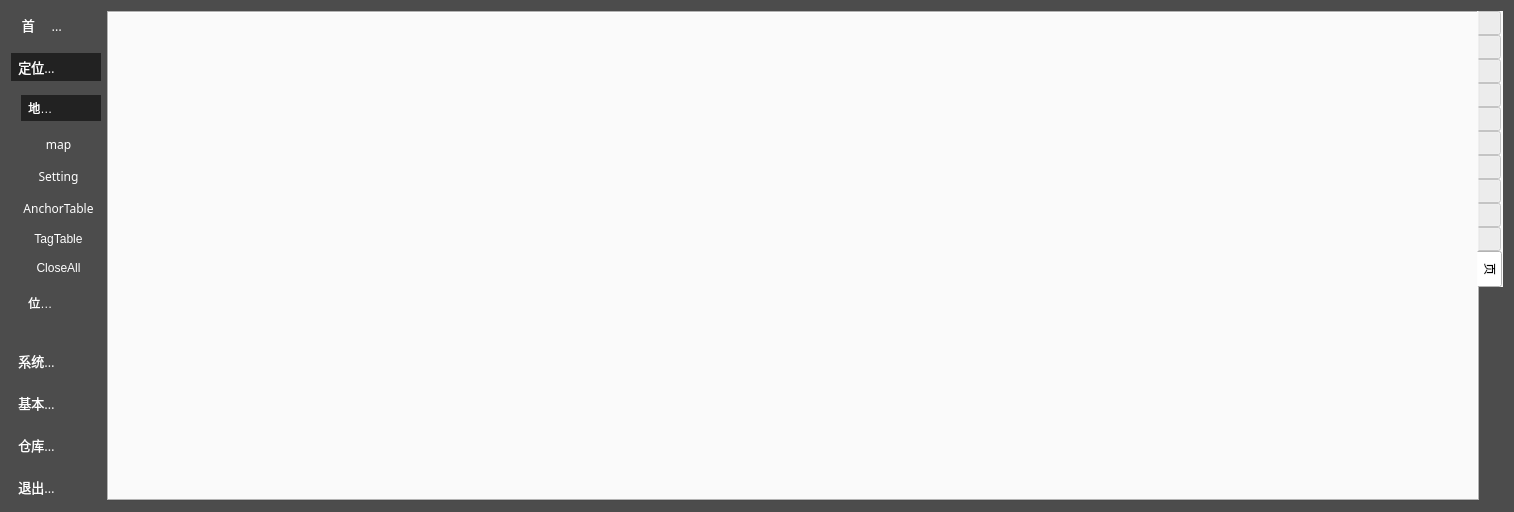
First picture: the form in Deca/views/GraphicsWidget.ui, repository summerfll/wms, before the edit.
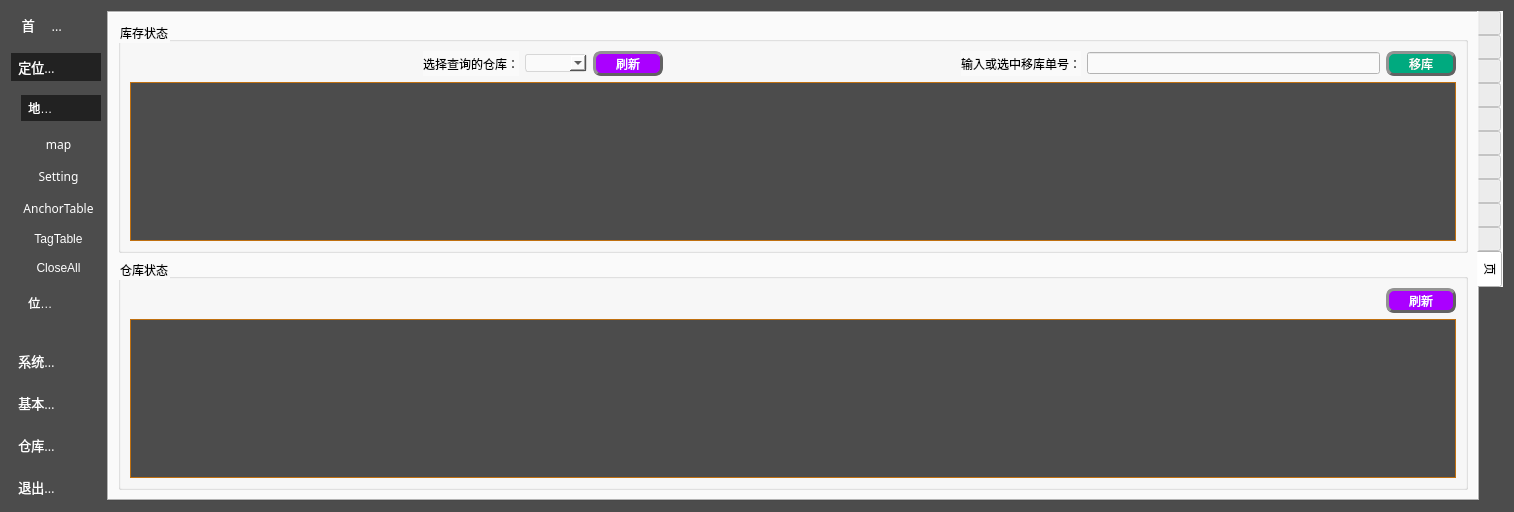
Second picture: the form after the edit. The open tabs and pages were chosen to show the change. Icons and pictures are not drawn. Custom widgets are drawn as their Qt base class.

Commit message: v3.02 增加移库管理

The edit to the form file:
```diff
--- a/Deca/views/GraphicsWidget.ui
+++ b/Deca/views/GraphicsWidget.ui
@@ -4708,6 +4708,274 @@
       <attribute name="title">
        <string>页</string>
       </attribute>
+      <layout class="QVBoxLayout" name="verticalLayout_20">
+       <item>
+        <layout class="QVBoxLayout" name="verticalLayout_17">
+         <item>
+          <widget class="QGroupBox" name="groupBox_17">
+           <property name="title">
+            <string>库存状态</string>
+           </property>
+           <layout class="QVBoxLayout" name="verticalLayout_19">
+            <item>
+             <layout class="QHBoxLayout" name="horizontalLayout_31">
+              <item>
+               <spacer name="horizontalSpacer_21">
+                <property name="orientation">
+                 <enum>Qt::Horizontal</enum>
+                </property>
+                <property name="sizeHint" stdset="0">
+                 <size>
+                  <width>40</width>
+                  <height>20</height>
+                 </size>
+                </property>
+               </spacer>
+              </item>
+              <item>
+               <widget class="QLabel" name="label_79">
+                <property name="text">
+                 <string>选择查询的仓库：</string>
+                </property>
+               </widget>
+              </item>
+              <item>
+               <widget class="QComboBox" name="comboBox_5">
+                <property name="styleSheet">
+                 <string notr="true">QComboBox{border:1px solid #d7d7d7; 
+border-radius: 3px; }
+QListView::item:!selected{
+color: #19649f
+} 
+QListView::item:selected:active{
+background-color: #1275c3
+}
+QListView::item:selected{
+color: white
+}</string>
+                </property>
+               </widget>
+              </item>
+              <item>
+               <widget class="QPushButton" name="pushButton_102">
+                <property name="minimumSize">
+                 <size>
+                  <width>70</width>
+                  <height>25</height>
+                 </size>
+                </property>
+                <property name="maximumSize">
+                 <size>
+                  <width>70</width>
+                  <height>25</height>
+                 </size>
+                </property>
+                <property name="styleSheet">
+                 <string notr="true">QPushButton{
+font: 75 11pt &quot;微软雅黑&quot;;
+color:rgb(255, 255, 255);
+background-color:rgb(170, 0, 255);
+border-radius: 8px;
+border: 3px groove rgb(98, 98, 98);
+border-style: outset;
+}
+QPushButton:pressed{
+border-style: inset;
+}
+QPushButton:hover{
+background-color:rgb(255, 170, 0);
+}
+
+</string>
+                </property>
+                <property name="text">
+                 <string>刷新</string>
+                </property>
+               </widget>
+              </item>
+              <item>
+               <spacer name="horizontalSpacer_20">
+                <property name="orientation">
+                 <enum>Qt::Horizontal</enum>
+                </property>
+                <property name="sizeHint" stdset="0">
+                 <size>
+                  <width>40</width>
+                  <height>20</height>
+                 </size>
+                </property>
+               </spacer>
+              </item>
+              <item>
+               <widget class="QLabel" name="label_80">
+                <property name="text">
+                 <string>输入或选中移库单号：</string>
+                </property>
+               </widget>
+              </item>
+              <item>
+               <widget class="QLineEdit" name="lineEdit_24"/>
+              </item>
+              <item>
+               <widget class="QPushButton" name="pushButton_101">
+                <property name="minimumSize">
+                 <size>
+                  <width>70</width>
+                  <height>25</height>
+                 </size>
+                </property>
+                <property name="maximumSize">
+                 <size>
+                  <width>70</width>
+                  <height>25</height>
+                 </size>
+                </property>
+                <property name="styleSheet">
+                 <string notr="true">QPushButton{
+font: 75 11pt &quot;微软雅黑&quot;;
+color:rgb(255, 255, 255);
+background-color:rgb(0, 170, 127);
+border-radius: 8px;
+border: 3px groove rgb(98, 98, 98);
+border-style: outset;
+}
+QPushButton:pressed{
+border-style: inset;
+}
+QPushButton:hover{
+background-color:rgb(255, 170, 0);
+}
+
+</string>
+                </property>
+                <property name="text">
+                 <string>移库</string>
+                </property>
+               </widget>
+              </item>
+             </layout>
+            </item>
+            <item>
+             <widget class="QTableView" name="tableView_11">
+              <property name="styleSheet">
+               <string notr="true">QHeaderView::section{  
+    background: rgb(76, 76, 76);
+    color: rgb(240, 240, 240);  
+    padding-left: 4px;  
+    border: 1px solid #C07010;  
+    min-height: 30px;  
+}  /*表头*/
+QTableView{  
+    color: rgb(0, 0, 0);  
+    border: 1px solid #C07010;          /*边框颜色*/  
+    gridline-color:#C07010;             /*grid线颜色*/  
+    background-color: rgb(76, 76, 76); 
+    alternate-background-color: rgb(200, 200, 200); /*行交替颜色*/  
+    selection-background-color: rgb(130, 190, 100); /*选中行背景颜色*/  
+}  
+  
+QTableView::item:!alternate:!selected{  
+    background-color: rgb(220, 220, 220);    /*交替行的另一颜色*/  
+}  
+</string>
+              </property>
+             </widget>
+            </item>
+           </layout>
+          </widget>
+         </item>
+        </layout>
+       </item>
+       <item>
+        <widget class="QGroupBox" name="groupBox_16">
+         <property name="title">
+          <string>仓库状态</string>
+         </property>
+         <layout class="QVBoxLayout" name="verticalLayout_18">
+          <item>
+           <layout class="QHBoxLayout" name="horizontalLayout">
+            <item>
+             <spacer name="horizontalSpacer_25">
+              <property name="orientation">
+               <enum>Qt::Horizontal</enum>
+              </property>
+              <property name="sizeHint" stdset="0">
+               <size>
+                <width>40</width>
+                <height>20</height>
+               </size>
+              </property>
+             </spacer>
+            </item>
+            <item>
+             <widget class="QPushButton" name="pushButton_13">
+              <property name="minimumSize">
+               <size>
+                <width>70</width>
+                <height>25</height>
+               </size>
+              </property>
+              <property name="maximumSize">
+               <size>
+                <width>70</width>
+                <height>25</height>
+               </size>
+              </property>
+              <property name="styleSheet">
+               <string notr="true">QPushButton{
+font: 75 11pt &quot;微软雅黑&quot;;
+color:rgb(255, 255, 255);
+background-color:rgb(170, 0, 255);
+border-radius: 8px;
+border: 3px groove rgb(98, 98, 98);
+border-style: outset;
+}
+QPushButton:pressed{
+border-style: inset;
+}
+QPushButton:hover{
+background-color:rgb(255, 170, 0);
+}
+
+</string>
+              </property>
+              <property name="text">
+               <string>刷新</string>
+              </property>
+             </widget>
+            </item>
+           </layout>
+          </item>
+          <item>
+           <widget class="QTableView" name="tableView_12">
+            <property name="styleSheet">
+             <string notr="true">QHeaderView::section{  
+    background: rgb(76, 76, 76);
+    color: rgb(240, 240, 240);  
+    padding-left: 4px;  
+    border: 1px solid #C07010;  
+    min-height: 30px;  
+}  /*表头*/
+QTableView{  
+    color: rgb(0, 0, 0);  
+    border: 1px solid #C07010;          /*边框颜色*/  
+    gridline-color:#C07010;             /*grid线颜色*/  
+    background-color: rgb(76, 76, 76); 
+    alternate-background-color: rgb(200, 200, 200); /*行交替颜色*/  
+    selection-background-color: rgb(130, 190, 100); /*选中行背景颜色*/  
+}  
+  
+QTableView::item:!alternate:!selected{  
+    background-color: rgb(220, 220, 220);    /*交替行的另一颜色*/  
+}  
+</string>
+            </property>
+           </widget>
+          </item>
+         </layout>
+        </widget>
+       </item>
+      </layout>
      </widget>
     </widget>
    </item>
```
Left out of the diff: 8 changed lines with no effect on the pictures. The commit also changes 7 other files.
